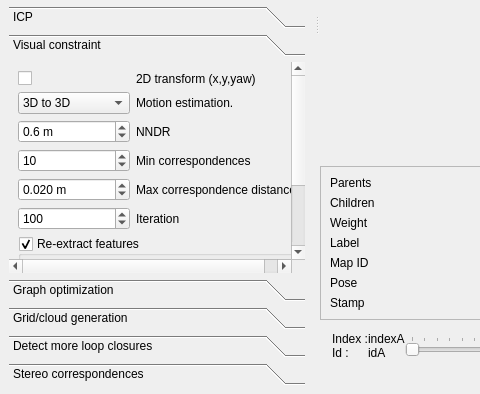
ros2-gbp/rtabmap-release, file guilib/src/ui/DatabaseViewer.ui: the form before one commit; both pictures show x 0 to 480 and y 410 to 804 of the 1285 by 804 pixel window.
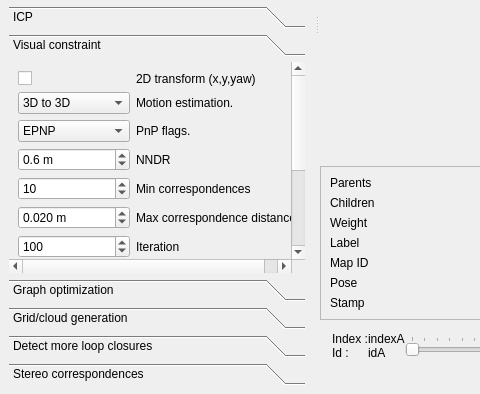
The form after the commit. Custom widgets are drawn as their Qt base class.

What changed in the file:
```diff
--- a/guilib/src/ui/DatabaseViewer.ui
+++ b/guilib/src/ui/DatabaseViewer.ui
@@ -1054,9 +1054,9 @@
         <property name="geometry">
          <rect>
           <x>0</x>
-          <y>0</y>
-          <width>366</width>
-          <height>361</height>
+          <y>-129</y>
+          <width>351</width>
+          <height>407</height>
          </rect>
         </property>
         <attribute name="label">
@@ -1065,7 +1065,7 @@
         <layout class="QVBoxLayout" name="verticalLayout_15">
          <item>
           <layout class="QGridLayout" name="gridLayout_3" columnstretch="0,1">
-           <item row="5" column="0">
+           <item row="6" column="0">
             <widget class="QSpinBox" name="spinBox_visual_iteration">
              <property name="minimum">
               <number>1</number>
@@ -1085,57 +1085,14 @@
              </property>
             </widget>
            </item>
-           <item row="4" column="1">
+           <item row="5" column="1">
             <widget class="QLabel" name="label_22">
              <property name="text">
               <string>Max correspondence distance</string>
              </property>
             </widget>
            </item>
-           <item row="5" column="1">
-            <widget class="QLabel" name="label_23">
-             <property name="text">
-              <string>Iteration</string>
-             </property>
-            </widget>
-           </item>
-           <item row="2" column="0">
-            <widget class="QDoubleSpinBox" name="doubleSpinBox_visual_nndr">
-             <property name="suffix">
-              <string> m</string>
-             </property>
-             <property name="decimals">
-              <number>1</number>
-             </property>
-             <property name="minimum">
-              <double>0.100000000000000</double>
-             </property>
-             <property name="maximum">
-              <double>1.000000000000000</double>
-             </property>
-             <property name="singleStep">
-              <double>0.100000000000000</double>
-             </property>
-             <property name="value">
-              <double>0.600000000000000</double>
-             </property>
-            </widget>
-           </item>
-           <item row="2" column="1">
-            <widget class="QLabel" name="label_26">
-             <property name="text">
-              <string>NNDR</string>
-             </property>
-            </widget>
-           </item>
-           <item row="3" column="1">
-            <widget class="QLabel" name="label_21">
-             <property name="text">
-              <string>Min correspondences</string>
-             </property>
-            </widget>
-           </item>
-           <item row="3" column="0">
+           <item row="4" column="0">
             <widget class="QSpinBox" name="spinBox_visual_minCorrespondences">
              <property name="minimum">
               <number>3</number>
@@ -1155,7 +1112,7 @@
              </property>
             </widget>
            </item>
-           <item row="4" column="0">
+           <item row="5" column="0">
             <widget class="QDoubleSpinBox" name="doubleSpinBox_visual_maxCorrespDistance">
              <property name="suffix">
               <string> m</string>
@@ -1195,6 +1152,92 @@
              </item>
             </widget>
            </item>
+           <item row="6" column="1">
+            <widget class="QLabel" name="label_23">
+             <property name="text">
+              <string>Iteration</string>
+             </property>
+            </widget>
+           </item>
+           <item row="3" column="0">
+            <widget class="QDoubleSpinBox" name="doubleSpinBox_visual_nndr">
+             <property name="suffix">
+              <string> m</string>
+             </property>
+             <property name="decimals">
+              <number>1</number>
+             </property>
+             <property name="minimum">
+              <double>0.100000000000000</double>
+             </property>
+             <property name="maximum">
+              <double>1.000000000000000</double>
+             </property>
+             <property name="singleStep">
+              <double>0.100000000000000</double>
+             </property>
+             <property name="value">
+              <double>0.600000000000000</double>
+             </property>
+            </widget>
+           </item>
+           <item row="3" column="1">
+            <widget class="QLabel" name="label_26">
+             <property name="text">
+              <string>NNDR</string>
+             </property>
+            </widget>
+           </item>
+           <item row="4" column="1">
+            <widget class="QLabel" name="label_21">
+             <property name="text">
+              <string>Min correspondences</string>
+             </property>
+            </widget>
+           </item>
+           <item row="2" column="1">
+            <widget class="QLabel" name="label_65">
+             <property name="text">
+              <string>PnP flags.</string>
+             </property>
+            </widget>
+           </item>
+           <item row="2" column="0">
+            <widget class="QComboBox" name="comboBox_pnpFlags">
+             <property name="currentIndex">
+              <number>1</number>
+             </property>
+             <item>
+              <property name="text">
+               <string>Iterative</string>
+              </property>
+             </item>
+             <item>
+              <property name="text">
+               <string>EPNP</string>
+              </property>
+             </item>
+             <item>
+              <property name="text">
+               <string>P3P</string>
+              </property>
+             </item>
+            </widget>
+           </item>
+           <item row="7" column="1">
+            <widget class="QLabel" name="label_32">
+             <property name="text">
+              <string>Variance from inliers count</string>
+             </property>
+            </widget>
+           </item>
+           <item row="7" column="0">
+            <widget class="QCheckBox" name="checkBox_visual_var_inliers">
+             <property name="text">
+              <string/>
+             </property>
+            </widget>
+           </item>
           </layout>
          </item>
          <item>
```
Left out of the diff: 175 changed lines with no effect on the pictures.
